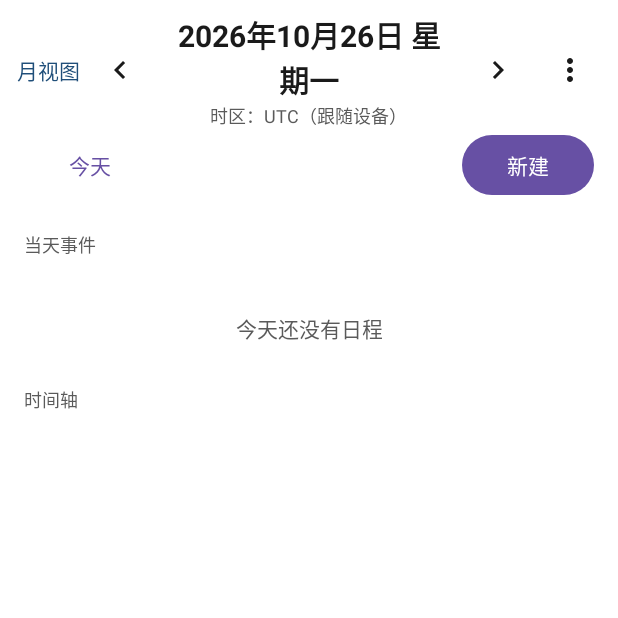
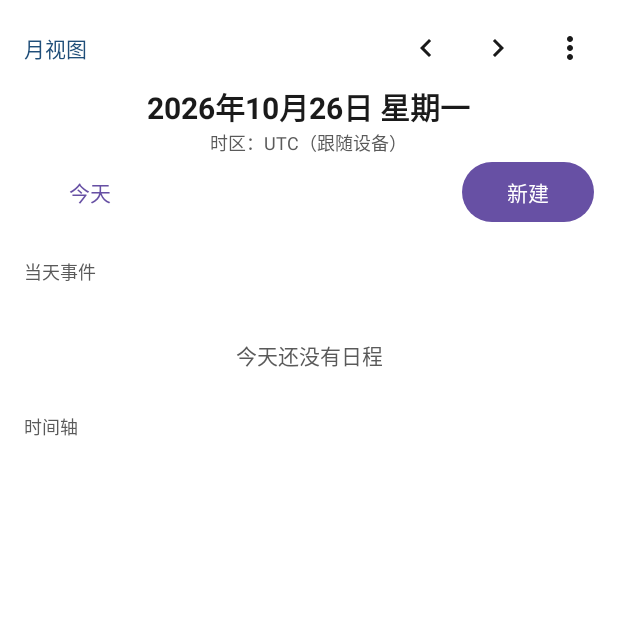
Before and after one commit to lwhlove1221/zzq-calendar-android, an Android app: the screen it shows after launch (MainActivity), after a tap on "26", on a phone screen of 412 x 824 dp, the top half of it. Run offline under Robolectric (Android 15) with nearby library versions, the phone set to English and light mode, and no system bars.

Commit message:
修复视图切换锚点与日视图 200% 顶栏截断（ZZQ-48）

```diff
--- a/app/src/main/java/com/zzq/calendar/ui/CalendarTabs.kt
+++ b/app/src/main/java/com/zzq/calendar/ui/CalendarTabs.kt
@@ -25,7 +25,7 @@ object CalendarTabs {
         activity: AppCompatActivity,
         bar: LinearLayout,
         current: Tab,
-        anchor: LocalDate,
+        anchor: () -> LocalDate,
         onToday: () -> Unit,
     ) {
         bar.removeAllViews()
@@ -36,16 +36,22 @@ object CalendarTabs {
                     if (tab == current) return@item
                     when (tab) {
                         Tab.MONTH -> activity.startActivity(
-                            MonthActivity.monthIntent(activity, YearMonth.from(anchor)),
+                            MonthActivity.monthIntent(activity, YearMonth.from(anchor())),
                         )
-                        Tab.WEEK -> activity.startActivity(WeekActivity.weekIntent(activity, anchor))
-                        Tab.YEAR -> activity.startActivity(YearActivity.yearIntent(activity, anchor.year))
+                        Tab.WEEK -> activity.startActivity(WeekActivity.weekIntent(activity, anchor()))
+                        Tab.YEAR -> activity.startActivity(YearActivity.yearIntent(activity, anchor().year))
                     }
                     activity.finish()
                 },
             )
         }
     }
+
+    fun monthAnchor(month: YearMonth, today: LocalDate): LocalDate =
+        if (YearMonth.from(today) == month) today else month.atDay(1)
+
+    fun yearAnchor(year: Int, today: LocalDate): LocalDate =
+        if (year == today.year) today else LocalDate.of(year, 1, 1)
 
     private fun item(
         activity: AppCompatActivity,
--- a/app/src/main/java/com/zzq/calendar/ui/MonthActivity.kt
+++ b/app/src/main/java/com/zzq/calendar/ui/MonthActivity.kt
@@ -38,7 +38,12 @@ class MonthActivity : AppCompatActivity() {
             ?: YearMonth.now(zone)
         binding.previousMonthButton.setOnClickListener { shiftMonth(-1) }
         binding.nextMonthButton.setOnClickListener { shiftMonth(1) }
-        CalendarTabs.attach(this, binding.tabBar, CalendarTabs.Tab.MONTH, month.atDay(1)) {
+        CalendarTabs.attach(
+            this,
+            binding.tabBar,
+            CalendarTabs.Tab.MONTH,
+            anchor = { CalendarTabs.monthAnchor(month, LocalDate.now(zone)) },
+        ) {
             month = YearMonth.now(zone)
             load()
         }
--- a/app/src/main/java/com/zzq/calendar/ui/WeekActivity.kt
+++ b/app/src/main/java/com/zzq/calendar/ui/WeekActivity.kt
@@ -42,7 +42,7 @@ class WeekActivity : AppCompatActivity() {
         binding.weekTimeline.onEventClick = { instance ->
             startActivity(MainActivity.dayIntent(this, instance.start.atZone(zone).toLocalDate()))
         }
-        CalendarTabs.attach(this, binding.tabBar, CalendarTabs.Tab.WEEK, weekStart) {
+        CalendarTabs.attach(this, binding.tabBar, CalendarTabs.Tab.WEEK, anchor = { weekStart }) {
             weekStart = mondayOf(LocalDate.now(zone))
             load()
         }
--- a/app/src/main/res/layout/activity_main.xml
+++ b/app/src/main/res/layout/activity_main.xml
@@ -19,14 +19,22 @@
 
         <TextView
             android:id="@+id/monthButton"
-            android:layout_width="@dimen/touch_target_min"
+            android:layout_width="wrap_content"
             android:layout_height="@dimen/touch_target_min"
             android:background="?attr/selectableItemBackgroundBorderless"
             android:contentDescription="@string/month_view"
             android:gravity="center"
+            android:minWidth="@dimen/touch_target_min"
+            android:paddingStart="@dimen/spacing_small"
+            android:paddingEnd="@dimen/spacing_small"
             android:text="@string/month_view"
             android:textColor="@color/primary"
             android:textSize="14sp" />
+
+        <Space
+            android:layout_width="0dp"
+            android:layout_height="1dp"
+            android:layout_weight="1" />
 
         <ImageButton
             android:id="@+id/previousDayButton"
@@ -35,35 +43,6 @@
             android:background="?attr/selectableItemBackgroundBorderless"
             android:contentDescription="@string/previous_day"
             android:src="@drawable/ic_chevron_left" />
-
-        <LinearLayout
-            android:layout_width="0dp"
-            android:layout_height="wrap_content"
-            android:layout_weight="1"
-            android:gravity="center"
-            android:orientation="vertical"
-            android:paddingStart="@dimen/spacing_small"
-            android:paddingEnd="@dimen/spacing_small">
-
-            <TextView
-                android:id="@+id/dateTitle"
-                android:layout_width="wrap_content"
-                android:layout_height="wrap_content"
-                android:gravity="center"
-                android:maxLines="2"
-                android:textColor="@color/on_surface"
-                android:textSize="20sp"
-                android:textStyle="bold" />
-
-            <TextView
-                android:id="@+id/timezoneHint"
-                android:layout_width="wrap_content"
-                android:layout_height="wrap_content"
-                android:gravity="center"
-                android:maxLines="2"
-                android:textColor="@color/on_surface_variant"
-                android:textSize="12sp" />
-        </LinearLayout>
 
         <ImageButton
             android:id="@+id/nextDayButton"
@@ -80,6 +59,33 @@
             android:background="?attr/selectableItemBackgroundBorderless"
             android:contentDescription="@string/more_actions"
             android:src="@drawable/ic_more_vert" />
+    </LinearLayout>
+
+    <LinearLayout
+        android:layout_width="match_parent"
+        android:layout_height="wrap_content"
+        android:gravity="center"
+        android:orientation="vertical"
+        android:paddingStart="@dimen/screen_padding"
+        android:paddingEnd="@dimen/screen_padding">
+
+        <TextView
+            android:id="@+id/dateTitle"
+            android:layout_width="wrap_content"
+            android:layout_height="wrap_content"
+            android:gravity="center"
+            android:textColor="@color/on_surface"
+            android:textSize="20sp"
+            android:textStyle="bold" />
+
+        <TextView
+            android:id="@+id/timezoneHint"
+            android:layout_width="wrap_content"
+            android:layout_height="wrap_content"
+            android:gravity="center"
+            android:maxLines="2"
+            android:textColor="@color/on_surface_variant"
+            android:textSize="12sp" />
     </LinearLayout>
 
     <LinearLayout
--- a/app/src/main/res/values/strings.xml
+++ b/app/src/main/res/values/strings.xml
@@ -88,5 +88,9 @@
     <string name="import_failed">导入失败：%1$s</string>
     <string name="import_empty">没有可导入的事件</string>
     <string name="import_read_failed">读取文件失败，请重试</string>
+    <string name="import_system_calendar">从系统日历导入</string>
+    <string name="import_system_read_failed">读取系统日历失败，请重试</string>
+    <string name="import_system_empty">系统日历里没有可导入的事件</string>
+    <string name="import_system_permission">需要日历读取权限才能导入</string>
     <string name="import_interrupted">上次导入未完成，已丢弃未提交的数据</string>
 </resources>
```
Also changed, not shown: app/src/main/java/com/zzq/calendar/ui/YearActivity.kt (+6 -1 lines), 3 other files.
